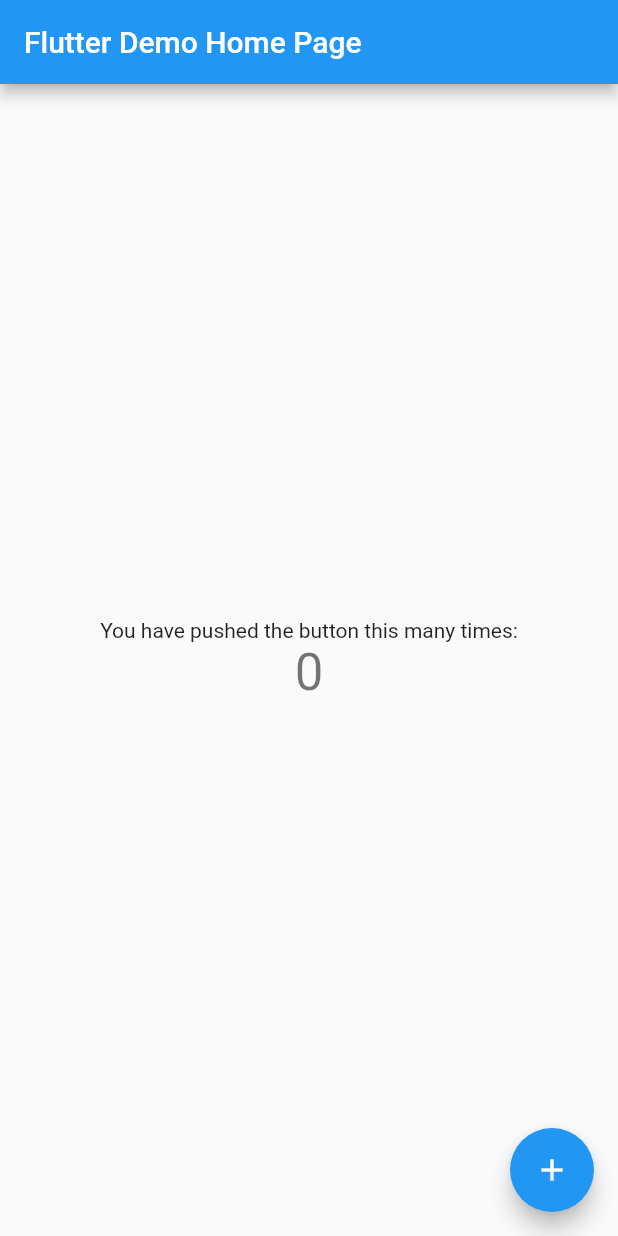
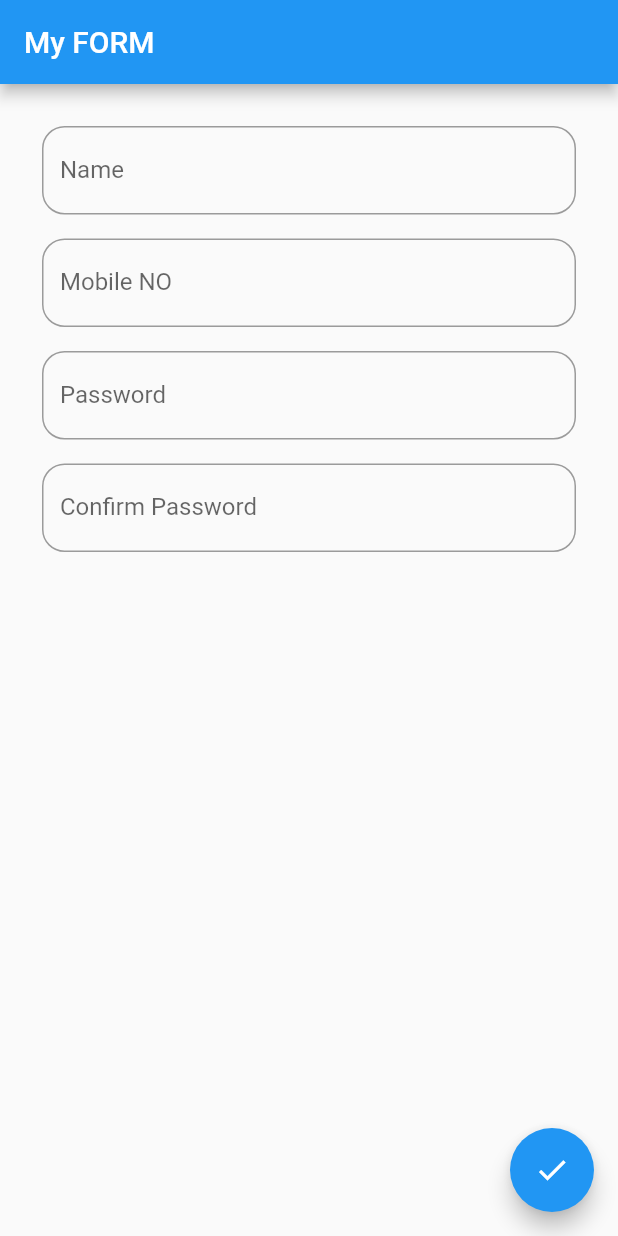
Before and after one commit to ikram-khani/Flutter_FromBasics, a Flutter app: the screen it shows after launch, on a phone screen of 412 x 824 dp. Run offline on Flutter 3.47's test engine with Material 2 defaults, Android fonts, the phone set to English and light mode, and no system bars; our stand-ins replace getwidget, google_fonts.

Commit message:
flutter last commit

```diff
--- a/flutter_form/lib/main.dart
+++ b/flutter_form/lib/main.dart
@@ -1,115 +1,118 @@
 import 'package:flutter/material.dart';
 
-void main() {
-  runApp(const MyApp());
+main() {
+  runApp(MaterialApp(home: MyForm()));
 }
 
-class MyApp extends StatelessWidget {
-  const MyApp({super.key});
+class MyForm extends StatefulWidget {
+  MyForm({Key? key}) : super(key: key);
 
-  // This widget is the root of your application.
+  @override
+  State<MyForm> createState() => _MyFormState();
+}
+
+class _MyFormState extends State<MyForm> {
+  var _formkey = GlobalKey<FormState>();
+  var passwordController = TextEditingController();
+  var confirmPasswordController = TextEditingController();
   @override
   Widget build(BuildContext context) {
-    return MaterialApp(
-      title: 'Flutter Demo',
-      theme: ThemeData(
-        // This is the theme of your application.
-        //
-        // Try running your application with "flutter run". You'll see the
-        // application has a blue toolbar. Then, without quitting the app, try
-        // changing the primarySwatch below to Colors.green and then invoke
-        // "hot reload" (press "r" in the console where you ran "flutter run",
-        // or simply save your changes to "hot reload" in a Flutter IDE).
-        // Notice that the counter didn't reset back to zero; the application
-        // is not restarted.
-        primarySwatch: Colors.blue,
-      ),
-      home: const MyHomePage(title: 'Flutter Demo Home Page'),
-    );
-  }
-}
-
-class MyHomePage extends StatefulWidget {
-  const MyHomePage({super.key, required this.title});
-
-  // This widget is the home page of your application. It is stateful, meaning
-  // that it has a State object (defined below) that contains fields that affect
-  // how it looks.
-
-  // This class is the configuration for the state. It holds the values (in this
-  // case the title) provided by the parent (in this case the App widget) and
-  // used by the build method of the State. Fields in a Widget subclass are
-  // always marked "final".
-
-  final String title;
-
-  @override
-  State<MyHomePage> createState() => _MyHomePageState();
-}
-
-class _MyHomePageState extends State<MyHomePage> {
-  int _counter = 0;
-
-  void _incrementCounter() {
-    setState(() {
-      // This call to setState tells the Flutter framework that something has
-      // changed in this State, which causes it to rerun the build method below
-      // so that the display can reflect the updated values. If we changed
-      // _counter without calling setState(), then the build method would not be
-      // called again, and so nothing would appear to happen.
-      _counter++;
-    });
-  }
-
-  @override
-  Widget build(BuildContext context) {
-    // This method is rerun every time setState is called, for instance as done
-    // by the _incrementCounter method above.
-    //
-    // The Flutter framework has been optimized to make rerunning build methods
-    // fast, so that you can just rebuild anything that needs updating rather
-    // than having to individually change instances of widgets.
     return Scaffold(
       appBar: AppBar(
-        // Here we take the value from the MyHomePage object that was created by
-        // the App.build method, and use it to set our appbar title.
-        title: Text(widget.title),
+        title: Text("My FORM"),
       ),
-      body: Center(
-        // Center is a layout widget. It takes a single child and positions it
-        // in the middle of the parent.
+      body: Container(
+        margin: EdgeInsets.symmetric(horizontal: 20, vertical: 20),
+        child: Form(
+          key: _formkey,
           child: Column(
-          // Column is also a layout widget. It takes a list of children and
-          // arranges them vertically. By default, it sizes itself to fit its
-          // children horizontally, and tries to be as tall as its parent.
-          //
-          // Invoke "debug painting" (press "p" in the console, choose the
-          // "Toggle Debug Paint" action from the Flutter Inspector in Android
-          // Studio, or the "Toggle Debug Paint" command in Visual Studio Code)
-          // to see the wireframe for each widget.
-          //
-          // Column has various properties to control how it sizes itself and
-          // how it positions its children. Here we use mainAxisAlignment to
-          // center the children vertically; the main axis here is the vertical
-          // axis because Columns are vertical (the cross axis would be
-          // horizontal).
-          mainAxisAlignment: MainAxisAlignment.center,
-          children: <Widget>[
-            const Text(
-              'You have pushed the button this many times:',
+            children: [
+              Padding(
+                padding: const EdgeInsets.all(8.0),
+                child: TextFormField(
+                  decoration: InputDecoration(
+                      label: Text("Name"),
+                      hintText: "Enter your Name",
+                      border: OutlineInputBorder(
+                          borderRadius: BorderRadius.circular(15))),
+                  validator: (var msg) {
+                    if (msg!.isEmpty) {
+                      return "Enter Your name please";
+                    }
+                    return null;
+                  },
                 ),
-            Text(
-              '$_counter',
-              style: Theme.of(context).textTheme.headline4,
+              ),
+              Padding(
+                padding: const EdgeInsets.all(8.0),
+                child: TextFormField(
+                  keyboardType: TextInputType.phone,
+                  decoration: InputDecoration(
+                      label: Text("Mobile NO"),
+                      hintText: "Enter your mobile no",
+                      border: OutlineInputBorder(
+                          borderRadius: BorderRadius.circular(15))),
+                  validator: (var value) {
+                    if (value!.isEmpty) {
+                      return "Enter Your Mobile no please";
+                    }
+                    if (value.length != 11) {
+                      return "Please enter valid mobile no";
+                    }
+                    return null;
+                  },
+                ),
+              ),
+              Padding(
+                padding: const EdgeInsets.all(8.0),
+                child: TextFormField(
+                  obscureText: true,
+                  controller: passwordController,
+                  decoration: InputDecoration(
+                      label: Text("Password"),
+                      hintText: "Enter your Password",
+                      border: OutlineInputBorder(
+                          borderRadius: BorderRadius.circular(15))),
+                  validator: (var value) {
+                    if (value!.isEmpty) {
+                      return "Enter Your Password please";
+                    }
+                    if (value.length < 8) {
+                      return "Password must be atleast 8 characters";
+                    }
+                    return null;
+                  },
+                ),
+              ),
+              Padding(
+                padding: const EdgeInsets.all(8.0),
+                child: TextFormField(
+                  obscureText: true,
+                  controller: confirmPasswordController,
+                  decoration: InputDecoration(
+                      label: Text("Confirm Password"),
+                      hintText: "Confirm your Password",
+                      border: OutlineInputBorder(
+                          borderRadius: BorderRadius.circular(15))),
+                  validator: (var value) {
+                    if (value !=
+                        confirmPasswordController.value.text) {
+                      return "Password doesn't match";
+                    }
+                    return null;
+                  },
+                ),
               ),
             ],
           ),
         ),
+      ),
       floatingActionButton: FloatingActionButton(
-        onPressed: _incrementCounter,
-        tooltip: 'Increment',
-        child: const Icon(Icons.add),
-      ), // This trailing comma makes auto-formatting nicer for build methods.
+        child: Icon(Icons.done),
+        onPressed: () {
+          _formkey.currentState!.validate();
+        },
+      ),
     );
   }
 }
```
Also changed, not shown: 72 other files. Lines whose indentation alone changed are shown as unchanged.
